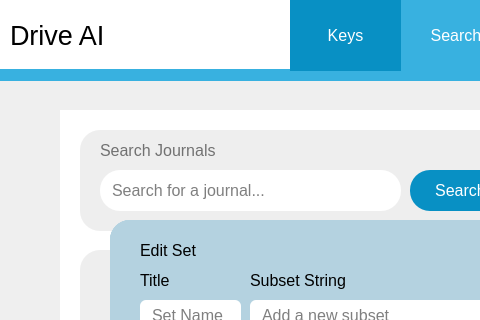
Before: the Qt Designer form src/modules/GUI/GUI.ui in Semuca/road-safety-scanner, drawn with Qt 5; both pictures show x 0 to 480 and y 0 to 320 of the 840 by 755 pixel window.
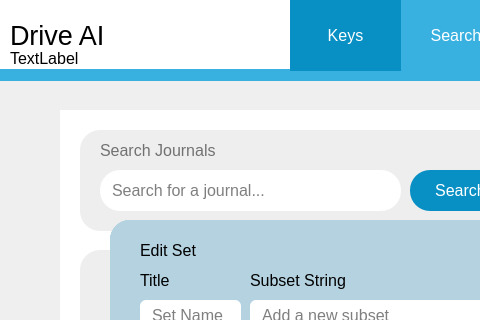
After: the same form once the commit is applied.

Commit message:
feat: Implemented dynamic AI selection display in tab (#28)
* Implemented dynamic AI selection display in tab

* Incorporated onAISelected logic into selectAI as per review

* set currently AI using QT creator

* fix merge conflict

* fix merge conflict

* Merge branch 'main' into display-ai

* chore: remove .DS_Store

* chore: fix merge commits

* fix: duplicate ai label

* chore: fix spacing

---------

What changed in the file:
```diff
--- a/src/modules/GUI/GUI.ui
+++ b/src/modules/GUI/GUI.ui
@@ -260,6 +260,19 @@
      <bool>true</bool>
     </property>
    </widget>
+   <widget class="QLabel" name="currentlyAI">
+    <property name="geometry">
+     <rect>
+      <x>10</x>
+      <y>50</y>
+      <width>181</width>
+      <height>16</height>
+     </rect>
+    </property>
+    <property name="text">
+     <string>TextLabel</string>
+    </property>
+   </widget>
    <zorder>searchButton</zorder>
    <zorder>setAIButton</zorder>
    <zorder>uploadButton</zorder>
@@ -267,6 +280,7 @@
    <zorder>resultsButton</zorder>
    <zorder>selectTabIndicator</zorder>
    <zorder>keysButton</zorder>
+   <zorder>currentlyAI</zorder>
   </widget>
   <widget class="QStackedWidget" name="myQStackedWidget">
    <property name="geometry">
```
The commit also changes 2 other files.
